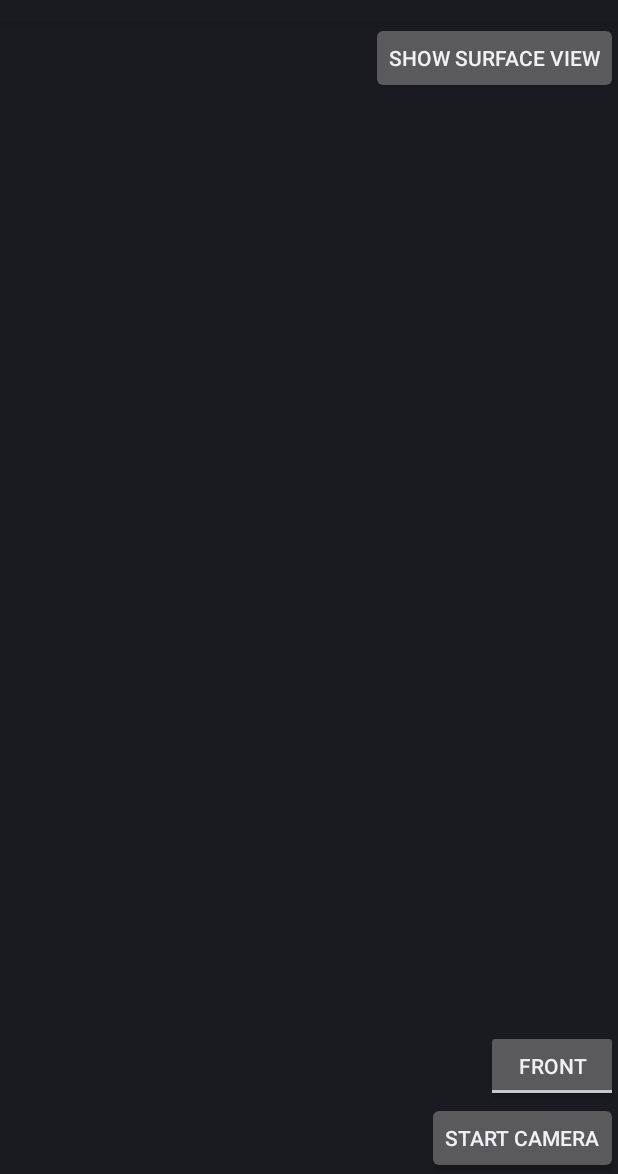
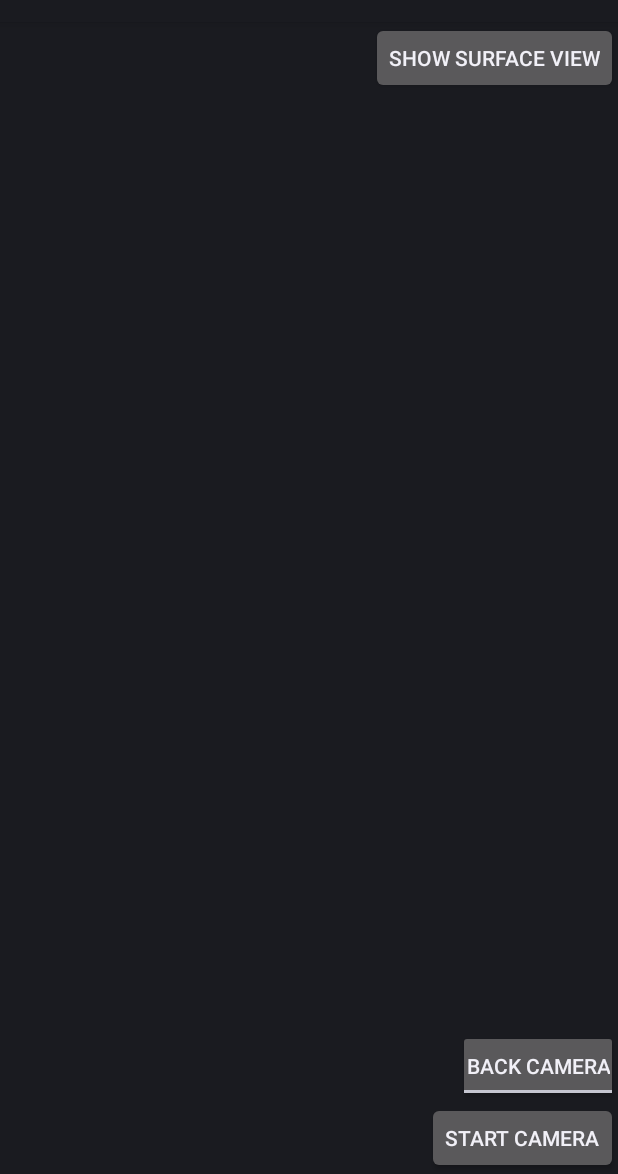
Before and after one commit to Neelam23/cmpe277-Android-App, an Android app: the screen it shows after launch (MainActivity), after a tap on "HIDE SURFACE VIEW", on a phone screen of 412 x 824 dp, the part 62-1236 px from its top. Run offline under Robolectric (Android 15) with nearby library versions, the phone set to English and light mode, and no system bars; libraries missing offline, so code that uses them is left out: com.affectiva.android; 6 statements that could not run were skipped.

```diff
--- a/Dope/src/main/java/com/affectiva/app/MainActivity.java
+++ b/Dope/src/main/java/com/affectiva/app/MainActivity.java
@@ -210,7 +210,7 @@ public class MainActivity extends Activity implements Detector.ImageListener, Ca
             e.printStackTrace();
         }
 
-        Intent intent = new Intent(this, StoryList.class);
+        Intent intent = new Intent(this, StoryList.class); //for main activity only this is required
         intent.putExtra("jsonObjectString", jsonObject.toString());
         startActivity(intent);
     }
--- a/Dope/src/main/res/layout/activity_main.xml
+++ b/Dope/src/main/res/layout/activity_main.xml
@@ -21,8 +21,8 @@
         android:layout_alignParentEnd="true"
         android:layout_alignParentRight="true"
         android:padding="5dp"
-        android:textOff="FRONT"
-        android:textOn="BACK" />
+        android:textOff="Back Camera"
+        android:textOn="Front Camera" />
 
     <Button
         android:id="@+id/surfaceview_visibility_button"
```
Also changed, not shown: Dope/src/main/java/com/affectiva/app/LoadStoryDetails.java (+14 -0 lines), Dope/src/main/java/com/affectiva/app/StoryList.java (+21 -10 lines).
